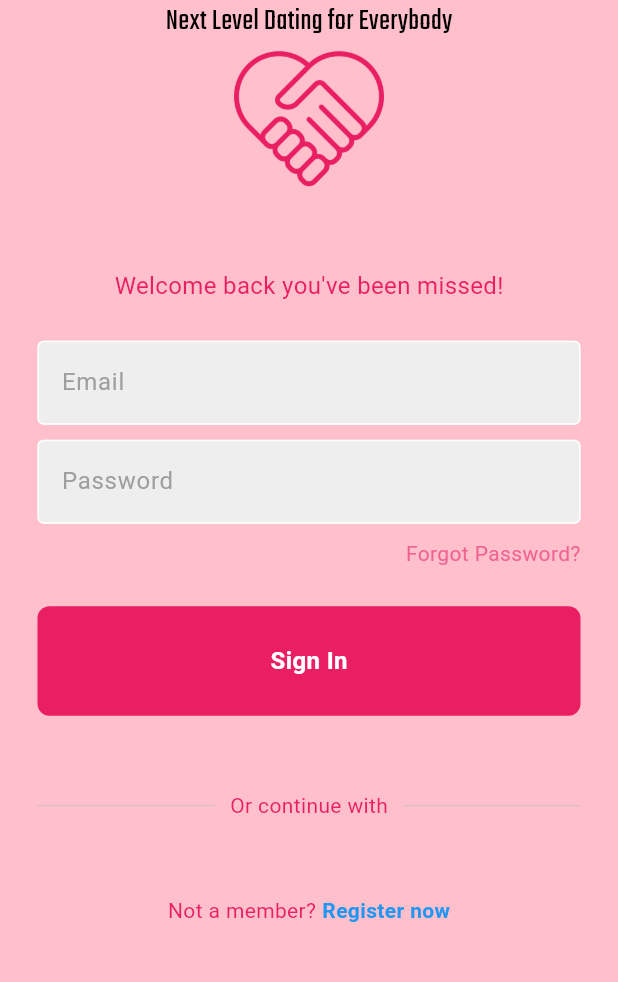
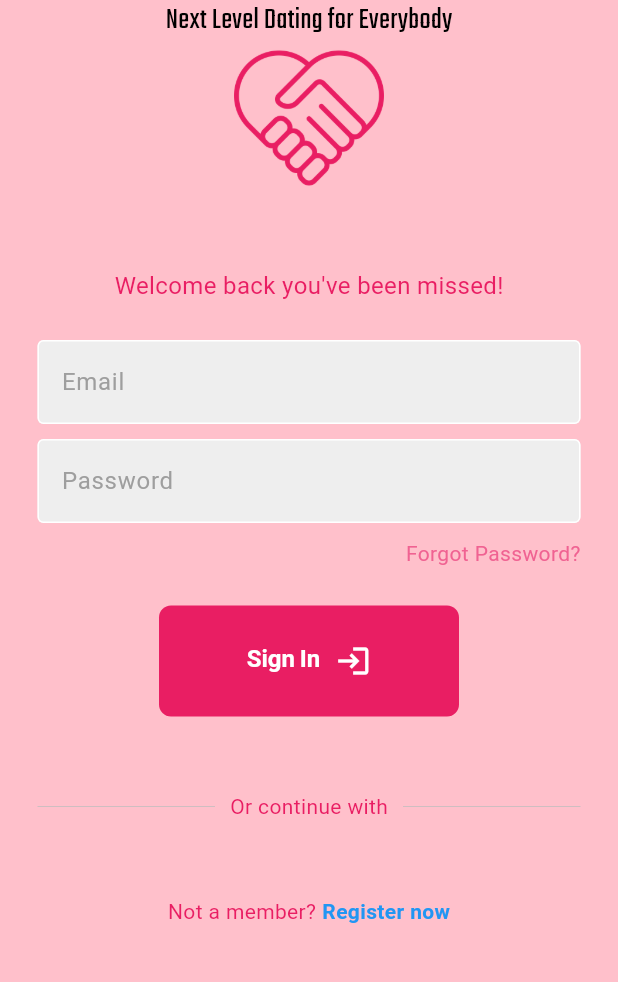
Before and after one commit to morischumacher/custom-love, a Flutter app: the screen it shows after launch, on a phone screen of 412 x 824 dp, the part 182-1164 px from its top. Run offline on Flutter 3.47's test engine with Material 3 defaults, Android fonts, the phone set to English and light mode, and no system bars; our stand-ins replace file_picker, flutter_secure_storage, geolocator, go_router, google_fonts, image_picker and 2 more; missing offline and left inert: universal_html; accounts and stored records are empty.

Commit message:
#74 Logout button

```diff
--- a/frontend/lib/src/app/presentation/authentification/components/sign_in_button.dart
+++ b/frontend/lib/src/app/presentation/authentification/components/sign_in_button.dart
@@ -3,28 +3,67 @@ import 'package:frontend/src/config/theme.dart';
 
 class LoginButton extends StatelessWidget {
   final Function()? onTap;
+  final String text;
+  final Color color;
   final CustomLoveTheme _customLoveTheme = const CustomLoveTheme();
-  const LoginButton({super.key, required this.onTap});
+
+  const LoginButton({
+    super.key,
+    required this.onTap,
+    required this.text,
+    required this.color
+  });
 
   @override
   Widget build(BuildContext context) {
     return GestureDetector(
       onTap: onTap,
+      child: MouseRegion(
+        cursor: SystemMouseCursors.click,
         child: Container(
+          constraints: const BoxConstraints(maxWidth: 200),
           padding: const EdgeInsets.all(25),
           margin: const EdgeInsets.symmetric(horizontal: 25),
           decoration: BoxDecoration(
-          color: _customLoveTheme.primaryColor,
+            color: color,
             borderRadius: BorderRadius.circular(8),
           ),
-        child: const Center(
+          child: Center(
+            child: RichText(
+              text: TextSpan(
+                // Note: Styles for TextSpans must be explicitly defined.
+                // Child text spans will inherit styles from parent
+                style: TextStyle(
+                    color: _customLoveTheme.formFieldBorder,
+                    fontSize: 16.0,
+                    fontWeight: FontWeight.bold
+                ),
+                children: [
+                  TextSpan(text: text),
+                   WidgetSpan(
+                     alignment: PlaceholderAlignment.middle,
+                     child: Padding(
+                       padding: const EdgeInsets.fromLTRB(10.0, 0.0, 0.0, 0.0),
+                       child: Icon(
+                         Icons.login,
+                         size: 24,
+                         color: _customLoveTheme.formFieldBorder,
+                       )
+                   ))
+                ],
+              ),
+            ),
+            /*
             child: Text(
-            "Sign In",
-            style: TextStyle(
+              text,
+              style: const TextStyle(
                 color: Colors.white,
                 fontWeight: FontWeight.bold,
                 fontSize: 16,
               ),
+            ),
+
+             */
           ),
         ),
       ),
--- a/frontend/lib/src/app/presentation/authentification/controller/login_controller.dart
+++ b/frontend/lib/src/app/presentation/authentification/controller/login_controller.dart
@@ -1,5 +1,4 @@
 import 'dart:async';
-import 'dart:convert';
 
 import 'package:flutter/material.dart';
 import 'package:frontend/src/app/service/conversation_service.dart';
@@ -42,6 +41,13 @@ class LoginController {
   Future<String?> retrieveUserId() async {
     const FlutterSecureStorage storage = FlutterSecureStorage();
     return await storage.read(key: "user_id");
+  }
+
+  Future<void> handleLogout(BuildContext context) async {
+    const FlutterSecureStorage storage = FlutterSecureStorage();
+    storage.delete(key: 'access_token');
+    Navigator.of(context).popUntil((route) => route.isFirst);
+    Navigator.of(context).pushReplacementNamed('/');
   }
 
   Future<void> handleLogin(BuildContext context) async {
--- a/frontend/lib/src/app/presentation/authentification/pages/login_page.dart
+++ b/frontend/lib/src/app/presentation/authentification/pages/login_page.dart
@@ -1,5 +1,4 @@
 import 'package:flutter/material.dart';
-import 'package:frontend/src/app/presentation/home/pages/home.dart';
 import 'package:frontend/src/app/presentation/loading_screen/loading_screen.dart';
 import 'package:frontend/src/app/service/location_service.dart';
 import 'package:frontend/src/app/service/user_service.dart';
@@ -12,7 +11,6 @@ import 'package:geolocator/geolocator.dart';
 
 import 'package:google_fonts/google_fonts.dart';
 import 'package:logger/logger.dart';
-import 'package:provider/provider.dart';
 
 import '../../../api/helpers/jwt_api.dart';
 
@@ -189,6 +187,8 @@ class _LoginPageState extends State<LoginPage> {
                   onTap: () {
                     Future<void>.value(_controller.handleLogin(context));
                   },
+                  color: _customLoveTheme.primaryColor,
+                  text: "Sign In",
                 ),
                 const SizedBox(height: 50),
 
--- a/frontend/lib/src/app/presentation/profile/pages/profile.dart
+++ b/frontend/lib/src/app/presentation/profile/pages/profile.dart
@@ -1,5 +1,6 @@
 import 'package:flutter/material.dart';
 import 'package:frontend/src/app/model/user_model.dart';
+import 'package:frontend/src/app/presentation/authentification/components/sign_in_button.dart';
 import 'package:frontend/src/app/service/user_service.dart';
 
 import '../../../../config/theme.dart';
@@ -34,6 +35,7 @@ class _ProfileState extends State<Profile> {
 
   final LoginController _loginController = LoginController();
   final CustomLoveTheme _customLoveTheme = const CustomLoveTheme();
+  final LoginController _logoutController = LoginController();
   User? user;
 
   @override
@@ -83,6 +85,14 @@ class _ProfileState extends State<Profile> {
                           // registration_job_bio
                           SummaryTextfield(label: "Job", input: user!.job),
                           SummaryTextfield(label: "Bio", input: user!.bio),
+
+                          LoginButton(
+                            onTap: () {
+                              Future<void>.value(_logoutController.handleLogout(context));
+                              },
+                            color: _customLoveTheme.redColor,
+                            text: "Logout"
+                          )
                         ]),
                       const SizedBox(height: 25.0),
                       Expanded(child: Container()),
```
Lines whose indentation alone changed are shown as unchanged.
